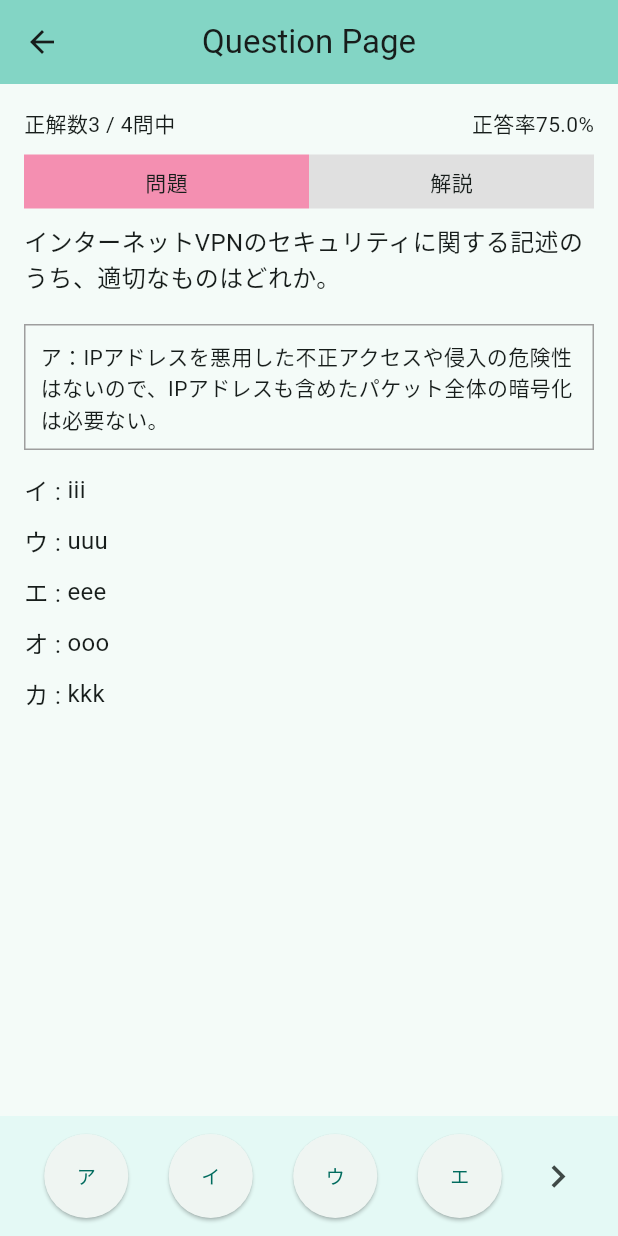
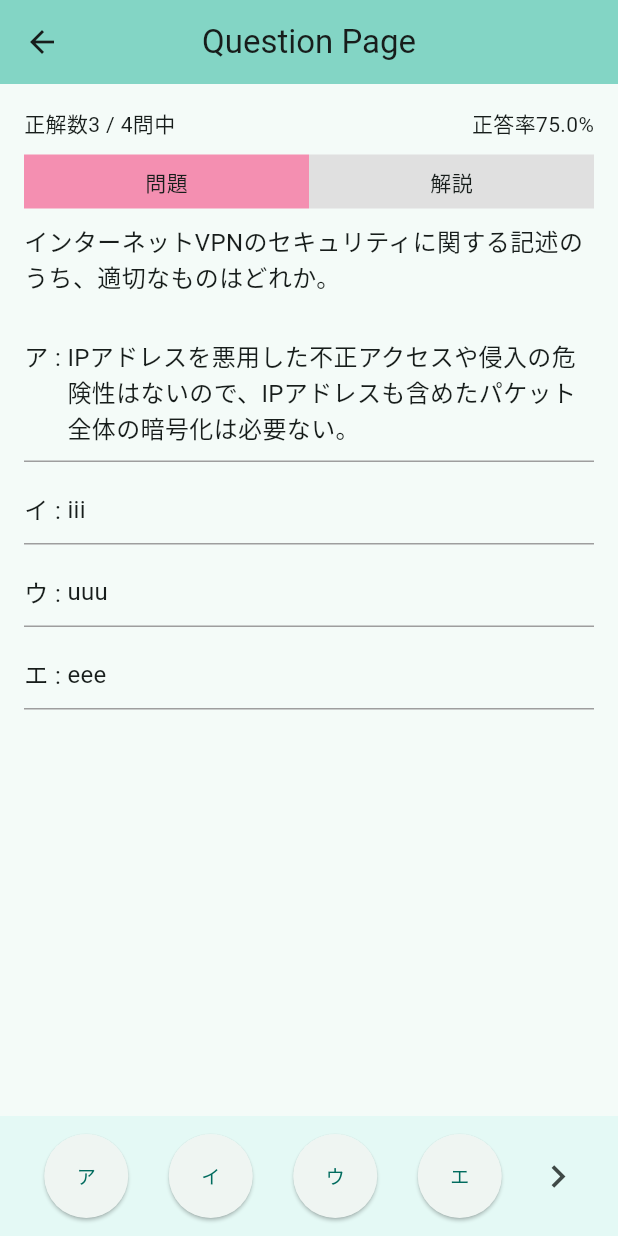
Before and after one commit to HANAUTA/2024_hal_fe_app, a Flutter app: the QuestionPage screen opened directly, on a phone screen of 412 x 824 dp. Run offline on Flutter 3.47's test engine with Material 3 defaults, Android fonts, the phone set to English and light mode, and no system bars; missing offline and left inert: dart:ffi.

Commit message:
選択肢修正

```diff
--- a/lib/pages/question_page.dart
+++ b/lib/pages/question_page.dart
@@ -89,23 +89,14 @@ class _QuestionPageState extends State<QuestionPage> {
                     crossAxisAlignment: CrossAxisAlignment.start,
                     children: [
                       // First description (ア)
-                      Container(
-                        decoration: BoxDecoration(
-                          border: Border.all(color: Colors.grey),
-                        ),
-                        padding: const EdgeInsets.all(10),
-                        child: const Text(
-                          "ア：IPアドレスを悪用した不正アクセスや侵入の危険性はないので、IPアドレスも含めたパケット全体の暗号化は必要ない。",
-                          style: TextStyle(fontSize: 14),
-                        ),
-                      ),
+                      buildOptionWithBorder("ア",
+                          "IPアドレスを悪用した不正アクセスや侵入の危険性はないので、IPアドレスも含めたパケット全体の暗号化は必要ない。"),
                       const SizedBox(height: 10),
-                      // Scrollable options (イ, ウ, エ, etc.)
-                      buildOption("イ", "iii"),
-                      buildOption("ウ", "uuu"),
-                      buildOption("エ", "eee"),
-                      buildOption("オ", "ooo"),
-                      buildOption("カ", "kkk"),
+                      buildOptionWithBorder("イ", "iii"),
+                      const SizedBox(height: 10),
+                      buildOptionWithBorder("ウ", "uuu"),
+                      const SizedBox(height: 10),
+                      buildOptionWithBorder("エ", "eee"),
                     ],
                   ),
                 ),
@@ -209,10 +200,15 @@ class _QuestionPageState extends State<QuestionPage> {
     );
   }
 
-  // Helper method to build options
-  Widget buildOption(String label, String text) {
-    return Padding(
-      padding: const EdgeInsets.symmetric(vertical: 5),
+  // Helper method to build options with bottom border only
+  Widget buildOptionWithBorder(String label, String text) {
+    return Container(
+      padding: const EdgeInsets.symmetric(vertical: 10), // 上下にパディングを追加
+      decoration: BoxDecoration(
+        border: Border(
+          bottom: BorderSide(color: Colors.grey), // 下部にボーダーを追加
+        ),
+      ),
       child: Row(
         crossAxisAlignment: CrossAxisAlignment.start,
         children: [
```
